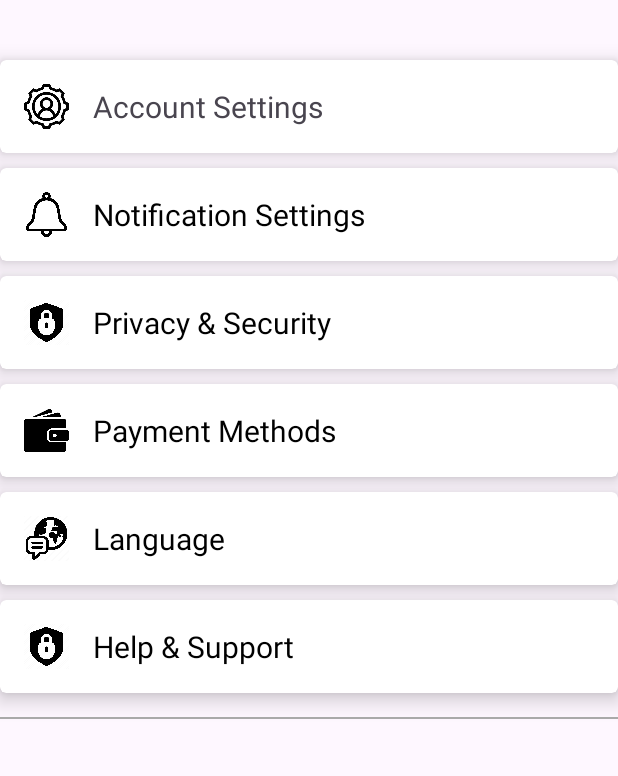
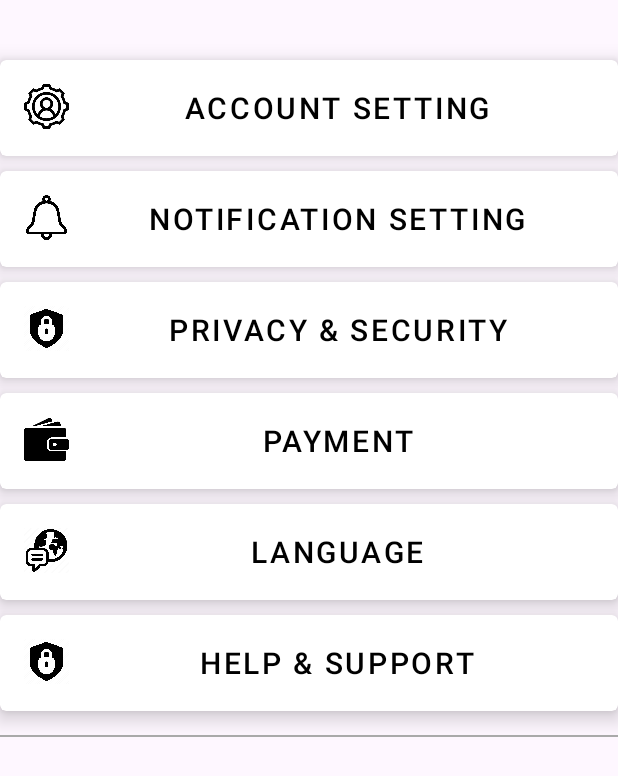
Before and after one commit to Farouk8545/Store-App, an Android app: the layout fragment_setting.xml on its own in the app's theme, with its tools: preview values and no code run, on a phone screen of 412 x 824 dp. Shown: the top 776 px of the screen. Run offline under Robolectric (Android 15) with nearby library versions, the phone set to English and light mode, and no system bars.

Commit message:
Add files via upload

```diff
--- a/app/src/main/res/layout/fragment_profile.xml
+++ b/app/src/main/res/layout/fragment_profile.xml
@@ -1,11 +1,6 @@
 <?xml version="1.0" encoding="utf-8"?>
 <layout xmlns:android="http://schemas.android.com/apk/res/android"
-    xmlns:tools="http://schemas.android.com/tools"
-    android:layout_width="match_parent"
-    android:layout_height="match_parent"
-    xmlns:app="http://schemas.android.com/apk/res-auto"
-    tools:context=".MainActivity"
-    android:background="@color/white">
+    xmlns:app="http://schemas.android.com/apk/res-auto">
 <data>
 
 </data>
@@ -17,7 +12,7 @@
         android:layout_marginTop="8dp"
         android:padding="16dp">
 
-        <!-- Profile Name -->
+
         <TextView
             android:layout_width="wrap_content"
             android:layout_height="wrap_content"
@@ -27,7 +22,7 @@
             android:layout_gravity="center"
             android:textColor="@color/black" />
 
-        <!-- Profile Card -->
+
         <com.google.android.material.card.MaterialCardView
             android:layout_width="match_parent"
             android:layout_height="wrap_content"
@@ -81,16 +76,14 @@
                         android:layout_height="wrap_content"
                         android:text="phone number : "
                         android:textSize="15sp"
-                    android:textColor="@color/black"
-                     />
+                        android:textColor="@color/black"/>
                     <TextView
                         android:layout_width="wrap_content"
                         android:layout_height="wrap_content"
                         android:id="@+id/phone_number"
                         android:text="0122693732"
                         android:textSize="15sp"
-                    android:textColor="@color/black"
-                    />
+                        android:textColor="@color/black"/>
                 </LinearLayout>
                 <LinearLayout
                     android:layout_width="wrap_content"
@@ -103,22 +96,19 @@
                         android:src="@drawable/address"
                         android:layout_marginEnd="5dp"
                         android:layout_gravity="center" />
-
                     <TextView
                         android:layout_width="wrap_content"
                         android:layout_height="wrap_content"
                         android:text="Address : "
                         android:textSize="15sp"
-                    android:textColor="@color/black"
-                    />
+                        android:textColor="@color/black" />
                     <TextView
                         android:layout_width="wrap_content"
                         android:layout_height="wrap_content"
                         android:id="@+id/address"
                         android:text="bani suef"
                         android:textSize="15sp"
-                    android:textColor="@color/black"
-                    />
+                        android:textColor="@color/black" />
                 </LinearLayout>
             </LinearLayout>
         </com.google.android.material.card.MaterialCardView>
@@ -130,12 +120,8 @@
             app:cardCornerRadius="4dp"
             app:cardElevation="8dp">
 
-            <LinearLayout
-                android:layout_width="match_parent"
-                android:layout_height="wrap_content"
-                android:orientation="vertical">
-
-                <TextView
+            <Button
+                android:id="@+id/order_history_button"
                 android:layout_width="match_parent"
                 android:layout_height="wrap_content"
                 android:textAlignment="center"
@@ -143,8 +129,11 @@
                 android:textSize="20sp"
                 android:text="Order History"
                 android:textColor="@color/black"
-                    android:padding="16dp" />
-            </LinearLayout>
+                android:padding="8dp"
+                android:background="@color/white"
+                style="@style/Widget.MaterialComponents.Button.OutlinedButton"
+                android:textStyle="normal"
+                />
         </androidx.cardview.widget.CardView>
 
         <androidx.cardview.widget.CardView
@@ -155,12 +144,8 @@
             app:cardCornerRadius="4dp"
             app:cardElevation="8dp">
 
-            <LinearLayout
-                android:layout_width="match_parent"
-                android:layout_height="wrap_content"
-                android:orientation="vertical">
-
-                <TextView
+                <Button
+                    android:id="@+id/setting_button"
                     android:layout_width="match_parent"
                     android:layout_height="wrap_content"
                     android:textAlignment="center"
@@ -168,9 +153,11 @@
                     android:textSize="20sp"
                     android:text="Setting"
                     android:textColor="@color/black"
-                    android:padding="16dp"
+                    android:padding="8dp"
+                    android:background="@color/white"
+                    style="@style/Widget.MaterialComponents.Button.OutlinedButton"
+                    android:textStyle="normal"
                     />
-            </LinearLayout>
         </androidx.cardview.widget.CardView>
 
         <androidx.cardview.widget.CardView
@@ -182,22 +169,20 @@
             app:cardCornerRadius="4dp"
             app:cardElevation="8dp">
 
-            <LinearLayout
-                android:layout_width="match_parent"
-                android:layout_height="wrap_content"
-                android:orientation="vertical">
-
-                <TextView
+            <Button
+                android:id="@+id/log_out_button"
                 android:layout_width="match_parent"
                 android:layout_height="wrap_content"
                 android:textAlignment="center"
                 android:layout_gravity="center"
                 android:textSize="20sp"
-                    android:text="Log out"
+                android:text="log out"
                 android:textColor="@color/black"
-                    android:padding="16dp"
+                android:padding="8dp"
+                android:background="@color/white"
+                style="@style/Widget.MaterialComponents.Button.OutlinedButton"
+                android:textStyle="normal"
                 />
-            </LinearLayout>
         </androidx.cardview.widget.CardView>
     </LinearLayout>
 </layout>
--- a/app/src/main/res/layout/fragment_setting.xml
+++ b/app/src/main/res/layout/fragment_setting.xml
@@ -1,9 +1,6 @@
 <layout xmlns:android="http://schemas.android.com/apk/res/android"
     xmlns:tools="http://schemas.android.com/tools"
-    android:layout_width="match_parent"
-    android:layout_height="match_parent"
     xmlns:app="http://schemas.android.com/apk/res-auto"
-    android:background="@android:color/white"
     android:padding="16dp">
 
     <LinearLayout
@@ -24,23 +21,27 @@
             android:layout_width="match_parent"
             android:layout_height="wrap_content"
             android:orientation="horizontal"
-            android:padding="16dp"
-            tools:ignore="UseCompoundDrawables">
+            android:padding="8dp"
+            >
 
             <ImageView
                 android:layout_width="30dp"
                 android:layout_height="30dp"
+                android:layout_marginTop="8dp"
+                android:layout_marginStart="8dp"
                 android:src="@drawable/accountsetting"
                 android:contentDescription="Account Settings Icon" />
 
-            <TextView
-                android:layout_width="wrap_content"
+            <Button
+                id="@+id/account_settings_button"
+                android:layout_width="match_parent"
                 android:layout_height="wrap_content"
-                android:text="Account Settings"
                 android:textSize="20sp"
-                android:layout_gravity="center"
-                android:textAlignment="center"
-                android:layout_marginStart="16dp"
+                android:text="Account Setting"
+                android:textColor="@color/black"
+                android:background="@color/white"
+                style="@style/Widget.MaterialComponents.Button.TextButton.Snackbar"
+                android:textStyle="normal"
                 />
         </LinearLayout>
     </androidx.cardview.widget.CardView>
@@ -58,23 +59,28 @@
                 android:layout_width="match_parent"
                 android:layout_height="wrap_content"
                 android:orientation="horizontal"
-            android:padding="16dp"
-            tools:ignore="UseCompoundDrawables">
+                android:padding="8dp"
+                >
 
                 <ImageView
                     android:layout_width="30dp"
                     android:layout_height="30dp"
+                    android:layout_marginTop="8dp"
+                    android:layout_marginStart="8dp"
                     android:src="@drawable/notification_setting"
-                android:contentDescription="Notifications Icon" />
+                    android:contentDescription="notification Settings Icon" />
 
-            <TextView
-                android:layout_width="wrap_content"
+                <Button
+                    android:id="@+id/notification_settings_button"
+                    android:layout_width="match_parent"
                     android:layout_height="wrap_content"
-                android:text="Notification Settings"
                     android:textSize="20sp"
-                android:layout_gravity="center"
-                android:layout_marginStart="16dp"
-                android:textColor="@android:color/black"
+                    android:text="Notification setting"
+                    android:fontFamily="sans-serif-medium"
+                    android:textColor="@color/black"
+                    android:background="@color/white"
+                    style="@style/Widget.MaterialComponents.Button.TextButton.Snackbar"
+                    android:textStyle="normal"
                     />
             </LinearLayout>
         </androidx.cardview.widget.CardView>
@@ -88,27 +94,33 @@
             app:cardCornerRadius="4dp"
             app:cardElevation="8dp">
             <LinearLayout
-            android:id="@+id/privacy_security_layout"
+                android:id="@+id/privacy_settings_layout"
                 android:layout_width="match_parent"
                 android:layout_height="wrap_content"
                 android:orientation="horizontal"
-            android:gravity="center_vertical"
-            android:padding="16dp"
-            tools:ignore="UseCompoundDrawables">
+                android:padding="8dp"
+                >
 
                 <ImageView
                     android:layout_width="30dp"
                     android:layout_height="30dp"
+                    android:layout_marginTop="8dp"
+                    android:layout_marginStart="8dp"
                     android:src="@drawable/privacy"
-                android:contentDescription="Privacy and Security Icon" />
+                    android:contentDescription="privacy Settings Icon" />
 
-            <TextView
-                android:layout_width="wrap_content"
+                <Button
+                    android:id="@+id/privacy_settings_button"
+                    android:layout_width="match_parent"
                     android:layout_height="wrap_content"
+                    android:textSize="20sp"
                     android:text="Privacy &amp; Security"
-                android:textSize="20sp"
-                android:textColor="@android:color/black"
-                android:layout_marginStart="16dp" />
+                    android:fontFamily="sans-serif-medium"
+                    android:textColor="@color/black"
+                    android:background="@color/white"
+                    style="@style/Widget.MaterialComponents.Button.TextButton.Snackbar"
+                    android:textStyle="normal"
+                    />
             </LinearLayout>
         </androidx.cardview.widget.CardView>
 
@@ -121,27 +133,33 @@
             app:cardCornerRadius="4dp"
             app:cardElevation="8dp">
             <LinearLayout
-            android:id="@+id/payment_methods_layout"
+                android:id="@+id/payment_settings_layout"
                 android:layout_width="match_parent"
                 android:layout_height="wrap_content"
                 android:orientation="horizontal"
-            android:gravity="center_vertical"
-            android:padding="16dp"
-            tools:ignore="UseCompoundDrawables">
+                android:padding="8dp"
+                >
 
                 <ImageView
                     android:layout_width="30dp"
                     android:layout_height="30dp"
+                    android:layout_marginTop="8dp"
+                    android:layout_marginStart="8dp"
                     android:src="@drawable/payment"
-                android:contentDescription="Payment Methods Icon" />
+                    android:contentDescription="payment Settings Icon" />
 
-            <TextView
-                android:layout_width="wrap_content"
+                <Button
+                    android:id="@+id/payment_settings_button"
+                    android:layout_width="match_parent"
                     android:layout_height="wrap_content"
-                android:text="Payment Methods"
                     android:textSize="20sp"
-                android:textColor="@android:color/black"
-                android:layout_marginStart="16dp" />
+                    android:text="payment"
+                    android:fontFamily="sans-serif-medium"
+                    android:textColor="@color/black"
+                    android:background="@color/white"
+                    style="@style/Widget.MaterialComponents.Button.TextButton.Snackbar"
+                    android:textStyle="normal"
+                    />
             </LinearLayout>
         </androidx.cardview.widget.CardView>
 
@@ -158,23 +176,29 @@
                 android:layout_width="match_parent"
                 android:layout_height="wrap_content"
                 android:orientation="horizontal"
-            android:gravity="center_vertical"
-            android:padding="16dp"
-            tools:ignore="UseCompoundDrawables">
+                android:padding="8dp"
+                >
 
                 <ImageView
                     android:layout_width="30dp"
                     android:layout_height="30dp"
+                    android:layout_marginTop="8dp"
+                    android:layout_marginStart="8dp"
                     android:src="@drawable/language_setting"
-                android:contentDescription="Language Settings Icon" />
+                    android:contentDescription="language Settings Icon" />
 
-            <TextView
-                android:layout_width="wrap_content"
+                <Button
+                    id="@+id/language_settings_button"
+                    android:layout_width="match_parent"
                     android:layout_height="wrap_content"
-                android:text="Language"
                     android:textSize="20sp"
-                android:textColor="@android:color/black"
-                android:layout_marginStart="16dp" />
+                    android:text="language"
+                    android:fontFamily="sans-serif-medium"
+                    android:textColor="@color/black"
+                    android:background="@color/white"
+                    style="@style/Widget.MaterialComponents.Button.TextButton.Snackbar"
+                    android:textStyle="normal"
+                    />
             </LinearLayout>
         </androidx.cardview.widget.CardView>
 
@@ -187,27 +211,33 @@
             app:cardCornerRadius="4dp"
             app:cardElevation="8dp">
             <LinearLayout
-            android:id="@+id/help_support_layout"
+                android:id="@+id/help_settings_layout"
                 android:layout_width="match_parent"
                 android:layout_height="wrap_content"
                 android:orientation="horizontal"
-            android:gravity="center_vertical"
-            android:padding="16dp"
-            tools:ignore="UseCompoundDrawables">
+                android:padding="8dp"
+                >
 
                 <ImageView
                     android:layout_width="30dp"
                     android:layout_height="30dp"
+                    android:layout_marginTop="8dp"
+                    android:layout_marginStart="8dp"
                     android:src="@drawable/privacy"
-                android:contentDescription="Help and Support Icon" />
+                    android:contentDescription="help Settings Icon" />
 
-            <TextView
-                android:layout_width="wrap_content"
+                <Button
+                    id="@+id/help_settings_button"
+                    android:layout_width="match_parent"
                     android:layout_height="wrap_content"
+                    android:textSize="20sp"
                     android:text="Help &amp; Support"
-                android:textSize="20sp"
-                android:textColor="@android:color/black"
-                android:layout_marginStart="16dp" />
+                    android:fontFamily="sans-serif-medium"
+                    android:textColor="@color/black"
+                    android:background="@color/white"
+                    style="@style/Widget.MaterialComponents.Button.TextButton.Snackbar"
+                    android:textStyle="normal"
+                    />
             </LinearLayout>
         </androidx.cardview.widget.CardView>
 
@@ -218,9 +248,6 @@
             android:background="@android:color/darker_gray"
             android:layout_marginTop="16dp"
             android:layout_marginBottom="16dp" />
-
-
-
     </LinearLayout>
 
 </layout>
```
Lines whose indentation alone changed are shown as unchanged.
